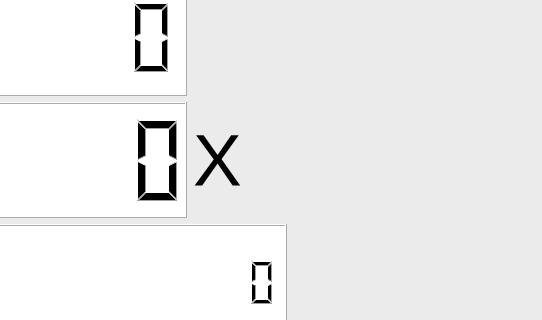
Old version of the form apps/cloud_inference/client_app/perf_graph.ui in the repository japarada/MIVisionX; both pictures show x 461 to 1003 and y 303 to 623 of the 1003 by 900 pixel window.
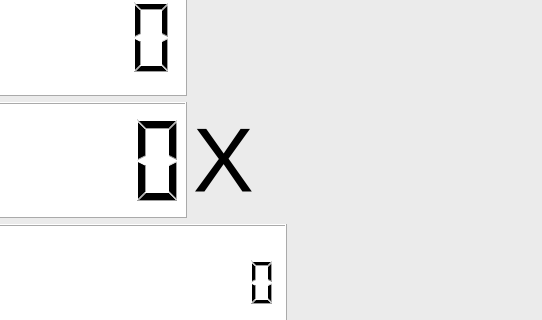
New version of the form. Icons and pictures are not drawn.

```diff
--- a/apps/cloud_inference/client_app/perf_graph.ui
+++ b/apps/cloud_inference/client_app/perf_graph.ui
@@ -331,7 +331,7 @@
       <widget class="QLabel" name="x_label">
        <property name="font">
         <font>
-         <pointsize>55</pointsize>
+         <pointsize>68</pointsize>
         </font>
        </property>
        <property name="text">
```
